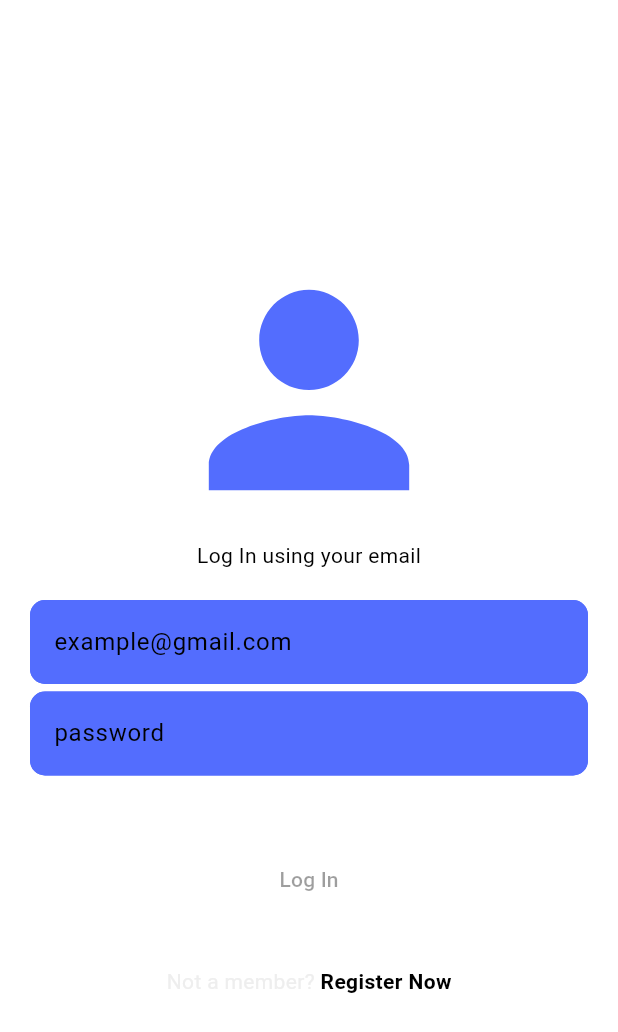
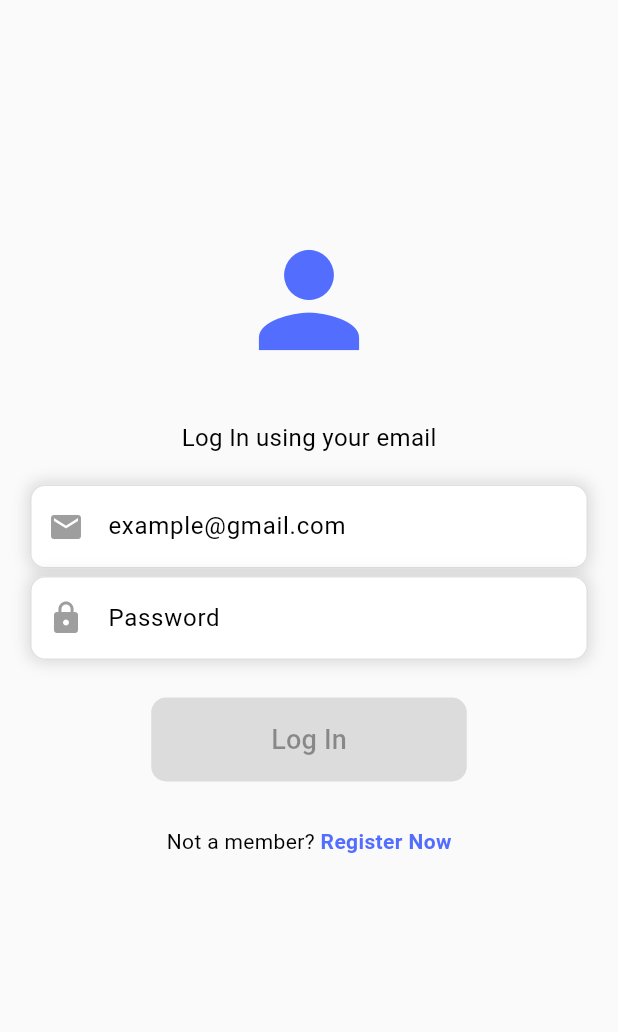
Before and after one commit to mahum98/messenger_app, a Flutter app: the LoginPage screen opened directly with empty values, on a phone screen of 412 x 824 dp. Shown: the top 1032 px of the screen. Run offline on Flutter 3.47's test engine with Material 3 defaults, Android fonts, the phone set to English and light mode, and no system bars; our stand-ins replace cloud_firestore, firebase_auth, firebase_core; accounts and stored records are empty; statements that could not run were skipped.

Commit message:
Update login_page.dart

```diff
--- a/lib/pages/auth/login_page.dart
+++ b/lib/pages/auth/login_page.dart
@@ -25,20 +25,39 @@ class LoginPageState extends State<LoginPage> {
   @override
   Widget build(BuildContext context) {
     return Scaffold(
-      backgroundColor: Theme.of(context).colorScheme.surface,
+        backgroundColor: Theme.of(context).colorScheme.background,
         body: SafeArea(
+          child: SingleChildScrollView(
               child: Padding(
-        padding: const EdgeInsets.symmetric(horizontal: 20),
+            padding: const EdgeInsets.symmetric(horizontal: 20, vertical: 150),
             child: Column(
               mainAxisAlignment: MainAxisAlignment.center,
               children: [
-            Icon(Icons.person, size: 200),
-            Text("Log In using your email"),
+                Icon(
+                  Icons.person,
+                  size: 100,
+                  color: Theme.of(context).colorScheme.primary,
+                ),
+                SizedBox(height: 30),
+                Text(
+                  "Log In using your email",
+                  style: TextStyle(
+                    fontSize: 16,
+                    color: Theme.of(context).colorScheme.onBackground,
+                  ),
+                ),
                 SizedBox(height: 20),
                 Container(
                   decoration: BoxDecoration(
                     borderRadius: BorderRadius.circular(10),
-                  color: Theme.of(context).colorScheme.primary),
+                    boxShadow: [
+                      BoxShadow(
+                        color: Colors.black12,
+                        blurRadius: 8,
+                        spreadRadius: 2,
+                      ),
+                    ],
+                  ),
                   child: TextField(
                     onTapOutside: (event) {
                       FocusScope.of(context).unfocus();
@@ -46,42 +65,72 @@ class LoginPageState extends State<LoginPage> {
                     controller: emailController,
                     decoration: InputDecoration(
                       hintText: "example@gmail.com",
+                      prefixIcon: Icon(Icons.email, color: Colors.grey),
+                      filled: true,
+                      fillColor: Theme.of(context)
+                          .colorScheme
+                          .surface,
                       enabledBorder: OutlineInputBorder(
+                        borderRadius: BorderRadius.all(Radius.circular(10)),
+                        borderSide: BorderSide(color: Colors.grey[300]!),
+                      ),
+                      focusedBorder: OutlineInputBorder(
+                        borderRadius: BorderRadius.all(Radius.circular(10)),
                         borderSide: BorderSide(
-                            color: Theme.of(context).colorScheme.primary),
-                        borderRadius: BorderRadius.all(Radius.circular(10))),
-                    focusedBorder: OutlineInputBorder(
-                        borderSide: BorderSide(
-                            color: Theme.of(context).colorScheme.primary),
-                        borderRadius: BorderRadius.all(Radius.circular(10)))),
+                            color: Theme.of(context)
+                                .colorScheme
+                                .primary),
+                      ),
+                    ),
                   ),
                 ),
                 SizedBox(height: 5),
                 Container(
                   decoration: BoxDecoration(
                     borderRadius: BorderRadius.circular(10),
-                  color: Theme.of(context).colorScheme.primary),
+                    boxShadow: [
+                      BoxShadow(
+                        color: Colors.black12,
+                        blurRadius: 8,
+                        spreadRadius: 2,
+                      ),
+                    ],
+                  ),
                   child: TextField(
                     onTapOutside: (event) {
                       FocusScope.of(context).unfocus();
                     },
                     controller: pswdController,
                     decoration: InputDecoration(
-                    hintText: "password",
+                      hintText: "Password",
+                      prefixIcon: Icon(Icons.lock, color: Colors.grey),
+                      filled: true,
+                      fillColor: Theme.of(context)
+                          .colorScheme
+                          .surface, // Whitish surface
                       enabledBorder: OutlineInputBorder(
+                        borderRadius: BorderRadius.all(Radius.circular(10)),
+                        borderSide: BorderSide(color: Colors.grey[300]!),
+                      ),
+                      focusedBorder: OutlineInputBorder(
+                        borderRadius: BorderRadius.all(Radius.circular(10)),
                         borderSide: BorderSide(
-                            color: Theme.of(context).colorScheme.primary),
-                        borderRadius: BorderRadius.all(Radius.circular(10))),
-                    focusedBorder: OutlineInputBorder(
-                        borderSide: BorderSide(
-                            color: Theme.of(context).colorScheme.primary),
-                        borderRadius: BorderRadius.all(Radius.circular(10)))),
+                            color: Theme.of(context)
+                                .colorScheme
+                                .primary), // IndigoAccent
+                      ),
+                    ),
                   ),
                 ),
                 SizedBox(height: 10),
-            Text("$errorMessage", style: TextStyle(color: Colors.red[700])),
-            SizedBox(height: 10),
-            TextButton(
+                // Error Message Display
+                if (errorMessage != null && errorMessage!.isNotEmpty)
+                  Text(
+                    "$errorMessage",
+                    style: TextStyle(color: Colors.red, fontSize: 14),
+                  ),
+                SizedBox(height: 15),
+                ElevatedButton(
                   onPressed: (emailController.text.isNotEmpty &&
                           pswdController.text.isNotEmpty)
                       ? () async {
@@ -96,38 +145,43 @@ class LoginPageState extends State<LoginPage> {
                           }
                         }
                       : null,
-                style: ButtonStyle(
-                    shape: WidgetStatePropertyAll(RoundedRectangleBorder(
-                        borderRadius: BorderRadius.circular(10)))),
-                child: Padding(
-                  padding: const EdgeInsets.symmetric(vertical: 10),
-                  child: Row(
-                    mainAxisAlignment: MainAxisAlignment.center,
-                    children: [
-                      Text("Log In"),
-                    ],
+                  style: ElevatedButton.styleFrom(
+                    backgroundColor:
+                        Theme.of(context).colorScheme.primary,
+                    padding: EdgeInsets.symmetric(vertical: 15, horizontal: 80),
+                    shape: RoundedRectangleBorder(
+                      borderRadius: BorderRadius.circular(10),
                     ),
-                )),
+                  ),
+                  child: Text(
+                    "Log In",
+                    style: TextStyle(fontSize: 18),
+                  ),
+                ),
                 SizedBox(height: 30),
                 Row(
                   mainAxisAlignment: MainAxisAlignment.center,
                   children: [
                     Text("Not a member? ",
                         style: TextStyle(
-                        color: Theme.of(context).colorScheme.secondary)),
+                            color: Theme.of(context).colorScheme.onBackground)),
                     GestureDetector(
                       onTap: () {
                         flag = false;
                         refreshParent();
                       },
                       child: Text("Register Now",
-                      style: TextStyle(fontWeight: FontWeight.bold)),
-                )
+                          style: TextStyle(
+                              fontWeight: FontWeight.bold,
+                              color: Theme.of(context)
+                                  .colorScheme
+                                  .primary)),
+                    ),
                   ],
                 )
               ],
             ),
           )),
-    );
+        ));
   }
 }
```
Lines whose indentation alone changed are shown as unchanged.
